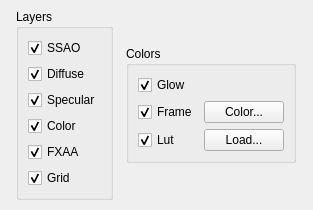
The window that PerryEditor/renderingoptions.ui (APerricone/PerryEngine) describes before a commit, drawn with Qt 5.
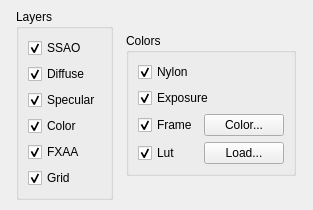
The same window after the commit.

Patch:
```diff
--- a/PerryEditor/renderingoptions.ui
+++ b/PerryEditor/renderingoptions.ui
@@ -108,7 +108,17 @@
        <item>
         <widget class="QCheckBox" name="checkBox">
          <property name="text">
-          <string>Glow</string>
+          <string>Nylon</string>
+         </property>
+         <property name="checked">
+          <bool>true</bool>
+         </property>
+        </widget>
+       </item>
+       <item>
+        <widget class="QCheckBox" name="m_qExposure">
+         <property name="text">
+          <string>Exposure</string>
          </property>
          <property name="checked">
           <bool>true</bool>
```
Left out of the diff: 75 changed lines with no effect on the pictures.
